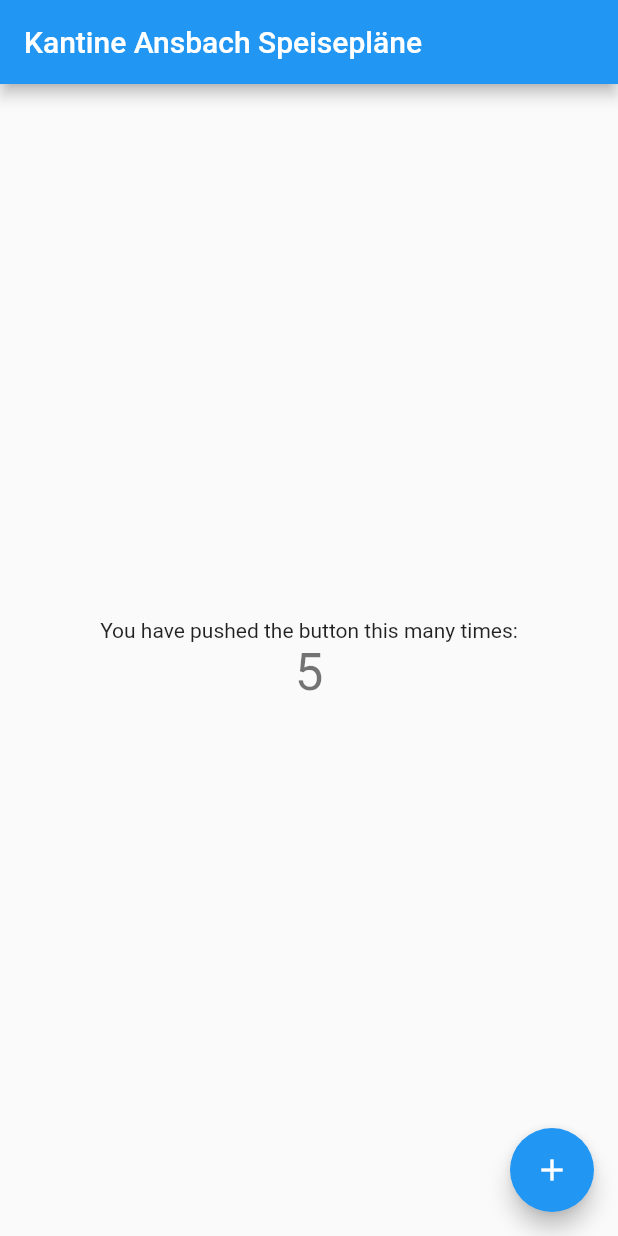
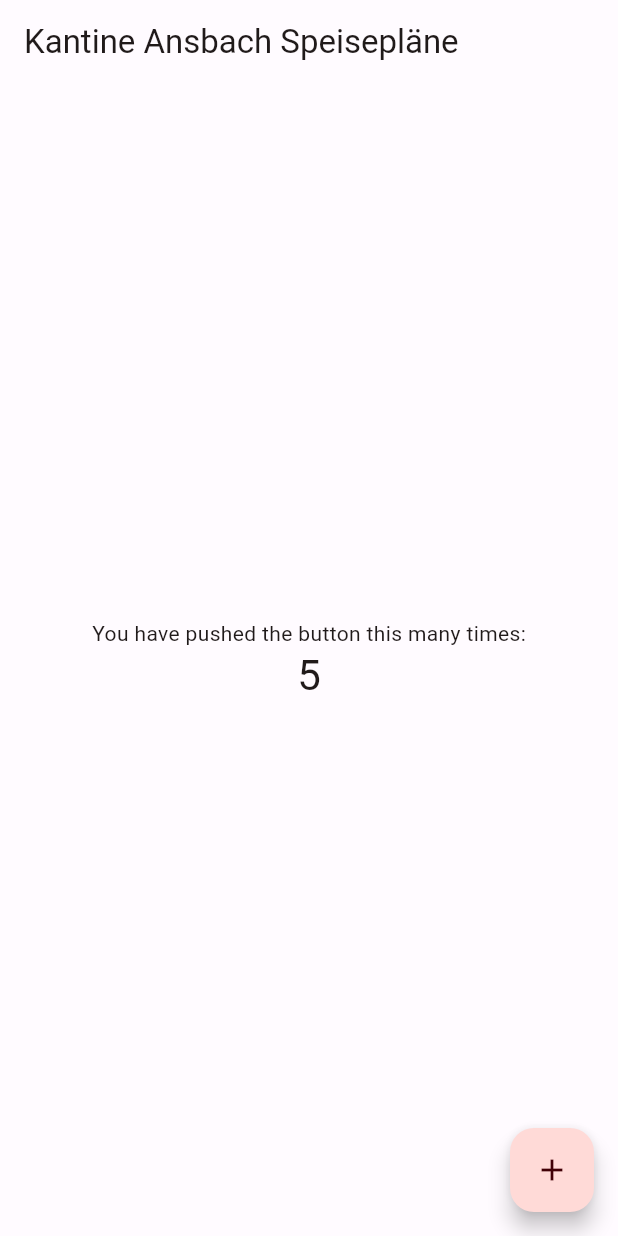
Before and after one commit to mjainta/kantine-schloss-ansbach, a Flutter app: the screen it shows after launch, on a phone screen of 412 x 824 dp. Run offline on Flutter 3.47's test engine with Material 2 defaults, Android fonts, the phone set to English and light mode, and no system bars; our stand-ins replace go_router.

Commit message:
Add and modify the theme

```diff
--- a/app/lib/src/shared/app.dart
+++ b/app/lib/src/shared/app.dart
@@ -1,9 +1,10 @@
 import 'package:flutter/material.dart';
 import 'package:go_router/go_router.dart';
 import '../features/home/home.dart';
+import 'providers/theme.dart';
 
 class App extends StatefulWidget {
-  App({Key? key}) : super(key: key);
+  const App({Key? key}) : super(key: key);
 
   @override
   State<App> createState() => _AppState();
@@ -28,18 +29,8 @@ class _AppState extends State<App> {
       routeInformationParser: _router.routeInformationParser,
       routerDelegate: _router.routerDelegate,
       title: 'Kantine Ansbach Speisepläne App',
-      theme: ThemeData(
-        // This is the theme of your application.
-        //
-        // Try running your application with "flutter run". You'll see the
-        // application has a blue toolbar. Then, without quitting the app, try
-        // changing the primarySwatch below to Colors.green and then invoke
-        // "hot reload" (press "r" in the console where you ran "flutter run",
-        // or simply save your changes to "hot reload" in a Flutter IDE).
-        // Notice that the counter didn't reset back to zero; the application
-        // is not restarted.
-        primarySwatch: Colors.blue,
-      ),
+      theme: ThemeData(useMaterial3: true, colorScheme: lightColorScheme),
+      darkTheme: ThemeData(useMaterial3: true, colorScheme: darkColorScheme),
     );
   }
 }
--- a/app/lib/src/shared/providers/providers.dart
+++ b/app/lib/src/shared/providers/providers.dart
@@ -1,2 +1,3 @@
 export 'images.dart';
 export 'menus.dart';
+export 'theme.dart';
--- /dev/null
+++ b/app/lib/src/shared/providers/theme.dart
@@ -0,0 +1,65 @@
+import 'package:flutter/material.dart';
+
+const lightColorScheme = ColorScheme(
+  brightness: Brightness.light,
+  primary: Color(0xFFBF0023),
+  onPrimary: Color(0xFFFFFFFF),
+  primaryContainer: Color(0xFFFFDAD7),
+  onPrimaryContainer: Color(0xFF410006),
+  secondary: Color(0xFF775654),
+  onSecondary: Color(0xFFFFFFFF),
+  secondaryContainer: Color(0xFFFFDAD7),
+  onSecondaryContainer: Color(0xFF2C1514),
+  tertiary: Color(0xFF735A2E),
+  onTertiary: Color(0xFFFFFFFF),
+  tertiaryContainer: Color(0xFFFFDEA9),
+  onTertiaryContainer: Color(0xFF271900),
+  error: Color(0xFFBA1A1A),
+  errorContainer: Color(0xFFFFDAD6),
+  onError: Color(0xFFFFFFFF),
+  onErrorContainer: Color(0xFF410002),
+  background: Color(0xFFFFFBFF),
+  onBackground: Color(0xFF201A1A),
+  surface: Color(0xFFFFFBFF),
+  onSurface: Color(0xFF201A1A),
+  surfaceVariant: Color(0xFFF4DDDC),
+  onSurfaceVariant: Color(0xFF534342),
+  outline: Color(0xFF857372),
+  onInverseSurface: Color(0xFFFBEEEC),
+  inverseSurface: Color(0xFF362F2E),
+  inversePrimary: Color(0xFFFFB3AF),
+  shadow: Color(0xFF000000),
+  surfaceTint: Color(0xFFBF0023),
+);
+
+const darkColorScheme = ColorScheme(
+  brightness: Brightness.dark,
+  primary: Color(0xFFFFB3AF),
+  onPrimary: Color(0xFF68000E),
+  primaryContainer: Color(0xFF930018),
+  onPrimaryContainer: Color(0xFFFFDAD7),
+  secondary: Color(0xFFE7BDBA),
+  onSecondary: Color(0xFF442928),
+  secondaryContainer: Color(0xFF5D3F3E),
+  onSecondaryContainer: Color(0xFFFFDAD7),
+  tertiary: Color(0xFFE3C28C),
+  onTertiary: Color(0xFF412D05),
+  tertiaryContainer: Color(0xFF594319),
+  onTertiaryContainer: Color(0xFFFFDEA9),
+  error: Color(0xFFFFB4AB),
+  errorContainer: Color(0xFF93000A),
+  onError: Color(0xFF690005),
+  onErrorContainer: Color(0xFFFFDAD6),
+  background: Color(0xFF201A1A),
+  onBackground: Color(0xFFEDE0DE),
+  surface: Color(0xFF201A1A),
+  onSurface: Color(0xFFEDE0DE),
+  surfaceVariant: Color(0xFF534342),
+  onSurfaceVariant: Color(0xFFD7C1C0),
+  outline: Color(0xFFA08C8B),
+  onInverseSurface: Color(0xFF201A1A),
+  inverseSurface: Color(0xFFEDE0DE),
+  inversePrimary: Color(0xFFBF0023),
+  shadow: Color(0xFF000000),
+  surfaceTint: Color(0xFFFFB3AF),
+);
```
